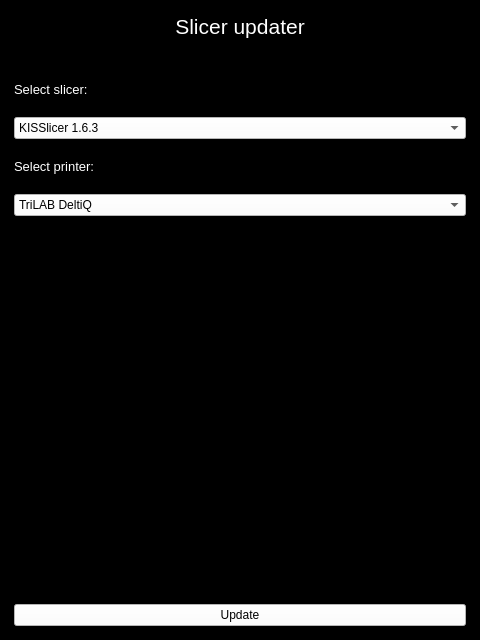
Above: ui/updater.ui from mat100/Slicer-updater before the change. Below: the same form after it.
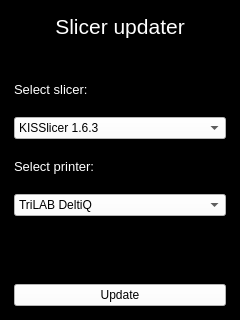
That is the form after the change. Icons and pictures are not drawn.

Commit message: First windows version for internal testing

Patch:
```diff
--- a/ui/updater.ui
+++ b/ui/updater.ui
@@ -6,14 +6,14 @@
    <rect>
     <x>0</x>
     <y>0</y>
-    <width>480</width>
-    <height>640</height>
+    <width>240</width>
+    <height>320</height>
    </rect>
   </property>
   <property name="minimumSize">
    <size>
-    <width>480</width>
-    <height>640</height>
+    <width>240</width>
+    <height>320</height>
    </size>
   </property>
   <property name="windowTitle">
```
The commit also changes 5 other files.
